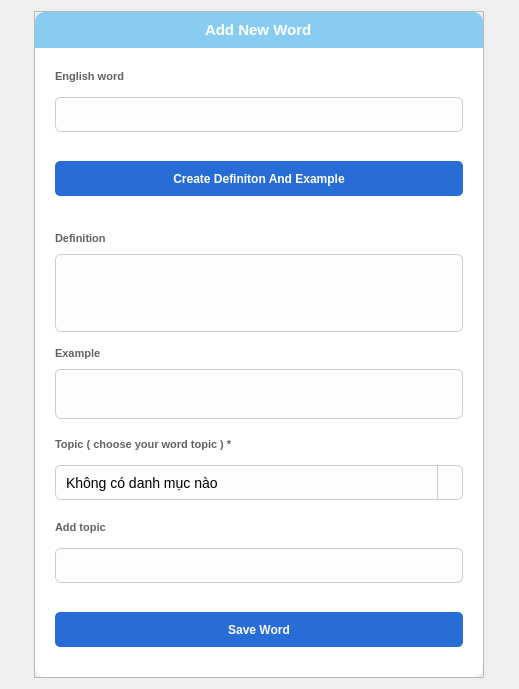
yuukun123/LexiLand, file UI/forms/add_vocabulary.ui: the form before one commit.
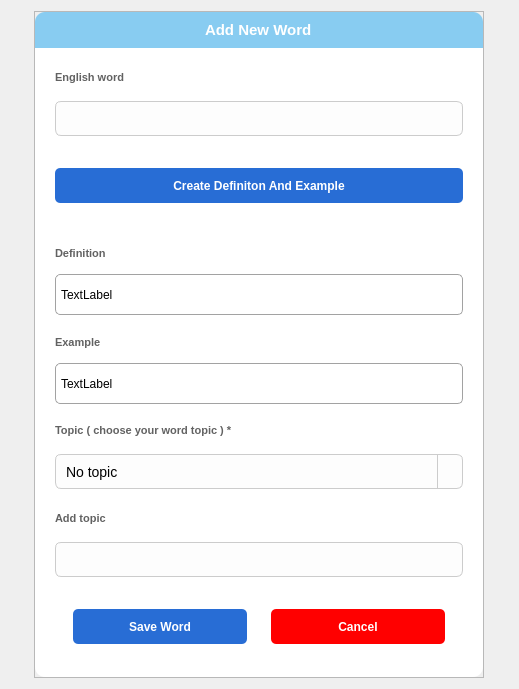
The form after the commit. Icons and pictures are not drawn.

```diff
--- a/UI/forms/add_vocabulary.ui
+++ b/UI/forms/add_vocabulary.ui
@@ -327,18 +327,19 @@
               </layout>
              </widget>
             </item>
-            <item alignment="Qt::AlignTop">
+            <item>
              <widget class="QFrame" name="frame_13">
+              <property name="styleSheet">
+               <string notr="true">border: solid 1px rgb(162, 162, 162);
+border-radius: 5px;</string>
+              </property>
               <property name="frameShape">
                <enum>QFrame::StyledPanel</enum>
               </property>
               <property name="frameShadow">
-               <enum>QFrame::Raised</enum>
+               <enum>QFrame::Plain</enum>
               </property>
               <layout class="QHBoxLayout" name="horizontalLayout_6">
-               <property name="spacing">
-                <number>0</number>
-               </property>
                <property name="leftMargin">
                 <number>0</number>
                </property>
@@ -352,35 +353,17 @@
                 <number>0</number>
                </property>
                <item>
-                <widget class="QTextEdit" name="Define">
-                 <property name="minimumSize">
-                  <size>
-                   <width>0</width>
-                   <height>0</height>
-                  </size>
-                 </property>
-                 <property name="maximumSize">
-                  <size>
-                   <width>16777215</width>
-                   <height>78</height>
-                  </size>
-                 </property>
+                <widget class="QLabel" name="label_7">
                  <property name="styleSheet">
-                  <string notr="true">QTextEdit {
-    border: 1px solid #ccc;      
-    border-radius: 6px;           
-    padding: 6px 10px;             
-    background: #fdfdfd;           
-    font-size: 14px;
-}
-
-QTextEdit:focus {
-    border: 1px solid #888;        
-    background: #ffffff;           
-}</string>
+                  <string notr="true">    border: 1px solid rgb(162, 162, 162);
+    border-radius: 5px;
+	padding-left:2px;</string>
                  </property>
-                 <property name="readOnly">
-                  <bool>true</bool>
+                 <property name="frameShape">
+                  <enum>QFrame::StyledPanel</enum>
+                 </property>
+                 <property name="text">
+                  <string>TextLabel</string>
                  </property>
                 </widget>
                </item>
@@ -446,7 +429,7 @@
               </layout>
              </widget>
             </item>
-            <item alignment="Qt::AlignTop">
+            <item>
              <widget class="QFrame" name="frame_16">
               <property name="frameShape">
                <enum>QFrame::StyledPanel</enum>
@@ -455,9 +438,6 @@
                <enum>QFrame::Raised</enum>
               </property>
               <layout class="QHBoxLayout" name="horizontalLayout_7">
-               <property name="spacing">
-                <number>0</number>
-               </property>
                <property name="leftMargin">
                 <number>0</number>
                </property>
@@ -471,29 +451,17 @@
                 <number>0</number>
                </property>
                <item>
-                <widget class="QTextEdit" name="Example">
-                 <property name="maximumSize">
-                  <size>
-                   <width>16777215</width>
-                   <height>50</height>
-                  </size>
-                 </property>
+                <widget class="QLabel" name="label_8">
                  <property name="styleSheet">
-                  <string notr="true">QTextEdit {
-    border: 1px solid #ccc;      
-    border-radius: 6px;           
-    padding: 6px 10px;             
-    background: #fdfdfd;           
-    font-size: 14px;
-}
-
-QTextEdit:focus {
-    border: 1px solid #888;        
-    background: #ffffff;           
-}</string>
+                  <string notr="true">    border: 1px solid rgb(162, 162, 162);
+    border-radius: 5px;
+	padding-left:2px;</string>
                  </property>
-                 <property name="readOnly">
-                  <bool>true</bool>
+                 <property name="frameShape">
+                  <enum>QFrame::StyledPanel</enum>
+                 </property>
+                 <property name="text">
+                  <string>TextLabel</string>
                  </property>
                 </widget>
                </item>
@@ -628,7 +596,7 @@
                  </property>
                  <item>
                   <property name="text">
-                   <string>Không có danh mục nào</string>
+                   <string>No topic</string>
                   </property>
                  </item>
                  <item>
@@ -763,12 +731,15 @@
             <enum>QFrame::Raised</enum>
            </property>
            <layout class="QHBoxLayout" name="horizontalLayout_14">
-            <property name="leftMargin">
-             <number>0</number>
-            </property>
-            <property name="rightMargin">
-             <number>0</number>
-            </property>
+            <item>
+             <widget class="QFrame" name="frame">
+              <property name="frameShape">
+               <enum>QFrame::StyledPanel</enum>
+              </property>
+              <property name="frameShadow">
+               <enum>QFrame::Raised</enum>
+              </property>
+              <layout class="QHBoxLayout" name="horizontalLayout_15">
             <item>
              <widget class="QPushButton" name="SaveVocabBtn">
               <property name="minimumSize">
@@ -800,6 +771,54 @@
               <property name="text">
                <string>Save Word</string>
               </property>
+                </widget>
+               </item>
+              </layout>
+             </widget>
+            </item>
+            <item>
+             <widget class="QFrame" name="frame_21">
+              <property name="frameShape">
+               <enum>QFrame::StyledPanel</enum>
+              </property>
+              <property name="frameShadow">
+               <enum>QFrame::Raised</enum>
+              </property>
+              <layout class="QHBoxLayout" name="horizontalLayout_16">
+               <item>
+                <widget class="QPushButton" name="Cancel_Btn">
+                 <property name="minimumSize">
+                  <size>
+                   <width>0</width>
+                   <height>35</height>
+                  </size>
+                 </property>
+                 <property name="font">
+                  <font>
+                   <pointsize>9</pointsize>
+                   <weight>75</weight>
+                   <bold>true</bold>
+                  </font>
+                 </property>
+                 <property name="cursor">
+                  <cursorShape>PointingHandCursor</cursorShape>
+                 </property>
+                 <property name="styleSheet">
+                  <string notr="true">#Cancel_Btn{
+	color: rgb(255, 255, 255);
+	background-color: rgb(255, 0, 0);
+	border-radius:5px;
+}
+#Cancel_Btn::hover{
+	background-color: rgb(171, 0, 0);
+}</string>
+                 </property>
+                 <property name="text">
+                  <string>Cancel</string>
+                 </property>
+                </widget>
+               </item>
+              </layout>
              </widget>
             </item>
            </layout>
```
Left out of the diff: 2 changed lines with no effect on the pictures. Lines whose indentation alone changed are shown as unchanged.
